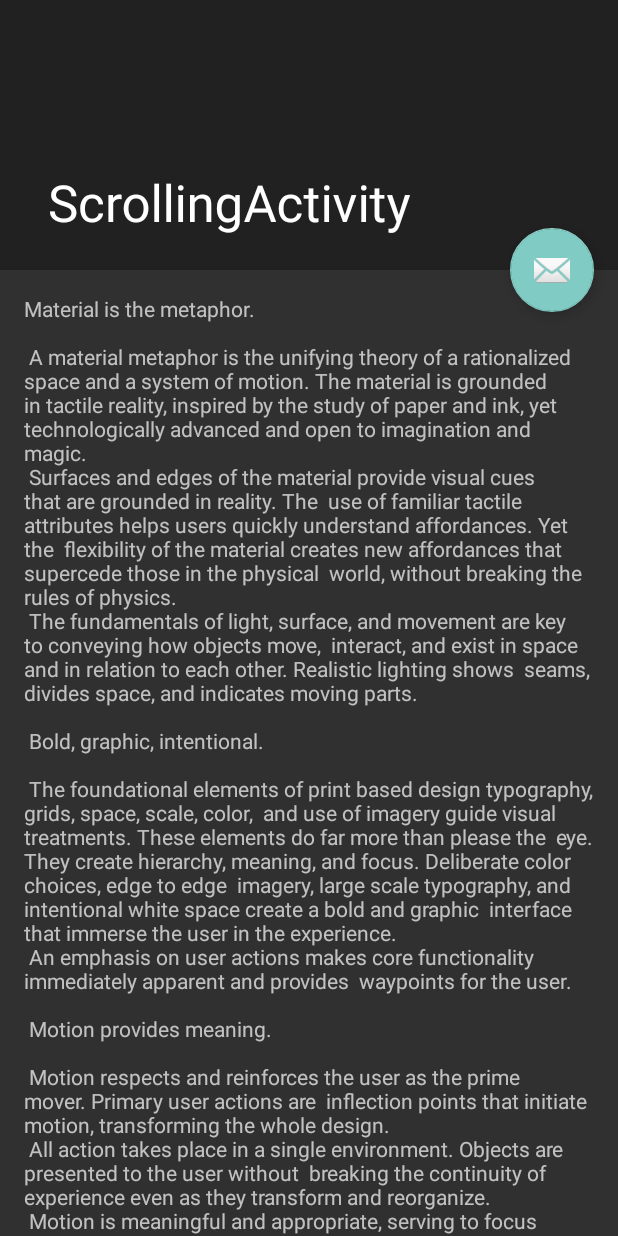
After one commit to Rarj/football-match-refactor, an Android app: the DetailActivity screen opened directly, with no data from a screen before it, on a phone screen of 412 x 824 dp. The commit adds this screen. Run offline under Robolectric (Android 15) with nearby library versions, the phone set to English and light mode, and no system bars.

Commit message:
- add detail activity from Android Studio template - add function to navigate into DetailActivity.kt from NextLeagueActivity.kt

```diff
--- a/features/dashboard/build.gradle
+++ b/features/dashboard/build.gradle
@@ -42,6 +42,7 @@ dependencies {
     implementation 'androidx.appcompat:appcompat:1.2.0'
     implementation 'androidx.constraintlayout:constraintlayout:2.0.4'
     implementation 'androidx.recyclerview:recyclerview:1.1.0'
+    implementation 'com.google.android.material:material:1.2.1'
     testImplementation 'junit:junit:4.13.1'
     androidTestImplementation 'androidx.test.ext:junit:1.1.2'
     androidTestImplementation 'androidx.test.espresso:espresso-core:3.3.0'
--- a/features/dashboard/src/main/AndroidManifest.xml
+++ b/features/dashboard/src/main/AndroidManifest.xml
@@ -3,7 +3,11 @@
   package="rio.arj.dashboard">
 
   <application>
-    <activity android:name=".NextLeagueActivity"></activity>
+    <activity android:name=".NextLeagueActivity" />
+    <activity
+      android:name="rio.arj.detail.DetailActivity"
+      android:label="@string/title_activity_detail"
+      android:theme="@style/DefaultTheme" />
   </application>
 
 </manifest>
--- a/features/dashboard/src/main/java/rio/arj/dashboard/NextLeagueActivity.kt
+++ b/features/dashboard/src/main/java/rio/arj/dashboard/NextLeagueActivity.kt
@@ -1,14 +1,16 @@
 package rio.arj.dashboard
 
+import android.content.Intent
 import android.os.Bundle
-import android.widget.Toast
 import androidx.appcompat.app.AppCompatActivity
 import androidx.databinding.DataBindingUtil
 import androidx.lifecycle.ViewModelProvider
 import androidx.recyclerview.widget.LinearLayoutManager
+import rio.arj.core.Constant.INTENT_KEY
 import rio.arj.dashboard.databinding.ActivityNextLeagueBinding
 import rio.arj.dashboard.di.DaggerDashboardComponent
 import rio.arj.dashboard.di.DashboardModule
+import rio.arj.detail.DetailActivity
 import javax.inject.Inject
 
 class NextLeagueActivity : AppCompatActivity() {
@@ -22,7 +24,9 @@ class NextLeagueActivity : AppCompatActivity() {
   private val nextLeagueAdapter by lazy {
     NextLeagueAdapter(
       { model ->
-        Toast.makeText(this, model.nameEvent, Toast.LENGTH_SHORT).show()
+        val intent = Intent(this, DetailActivity::class.java)
+        intent.putExtra(INTENT_KEY, model)
+        startActivity(intent)
       },
       mutableListOf()
     )
--- /dev/null
+++ b/features/dashboard/src/main/java/rio/arj/detail/DetailActivity.kt
@@ -0,0 +1,22 @@
+package rio.arj.detail
+
+import android.os.Bundle
+import androidx.appcompat.app.AppCompatActivity
+import com.google.android.material.appbar.CollapsingToolbarLayout
+import com.google.android.material.floatingactionbutton.FloatingActionButton
+import com.google.android.material.snackbar.Snackbar
+import rio.arj.dashboard.R
+
+class DetailActivity : AppCompatActivity() {
+
+  override fun onCreate(savedInstanceState: Bundle?) {
+    super.onCreate(savedInstanceState)
+    setContentView(R.layout.activity_detail)
+    setSupportActionBar(findViewById(R.id.toolbar))
+    findViewById<CollapsingToolbarLayout>(R.id.toolbar_layout).title = title
+    findViewById<FloatingActionButton>(R.id.fab).setOnClickListener { view ->
+      Snackbar.make(view, "Replace with your own action", Snackbar.LENGTH_LONG)
+        .setAction("Action", null).show()
+    }
+  }
+}
--- /dev/null
+++ b/features/dashboard/src/main/res/layout/activity_detail.xml
@@ -0,0 +1,47 @@
+<?xml version="1.0" encoding="utf-8"?>
+<androidx.coordinatorlayout.widget.CoordinatorLayout xmlns:android="http://schemas.android.com/apk/res/android"
+  xmlns:app="http://schemas.android.com/apk/res-auto"
+  xmlns:tools="http://schemas.android.com/tools"
+  android:layout_width="match_parent"
+  android:layout_height="match_parent"
+  android:fitsSystemWindows="true"
+  tools:context="rio.arj.detail.DetailActivity">
+
+  <com.google.android.material.appbar.AppBarLayout
+    android:id="@+id/app_bar"
+    android:layout_width="match_parent"
+    android:layout_height="@dimen/app_bar_height"
+    android:fitsSystemWindows="true"
+    android:theme="@style/Theme.InFootball.AppBarOverlay">
+
+    <com.google.android.material.appbar.CollapsingToolbarLayout
+      android:id="@+id/toolbar_layout"
+      android:layout_width="match_parent"
+      android:layout_height="match_parent"
+      android:fitsSystemWindows="true"
+      app:contentScrim="?attr/colorPrimary"
+      app:layout_scrollFlags="scroll|exitUntilCollapsed"
+      app:toolbarId="@+id/toolbar">
+
+      <androidx.appcompat.widget.Toolbar
+        android:id="@+id/toolbar"
+        android:layout_width="match_parent"
+        android:layout_height="?attr/actionBarSize"
+        app:layout_collapseMode="pin"
+        app:popupTheme="@style/Theme.InFootball.PopupOverlay" />
+
+    </com.google.android.material.appbar.CollapsingToolbarLayout>
+  </com.google.android.material.appbar.AppBarLayout>
+
+  <include layout="@layout/content_scrolling" />
+
+  <com.google.android.material.floatingactionbutton.FloatingActionButton
+    android:id="@+id/fab"
+    android:layout_width="wrap_content"
+    android:layout_height="wrap_content"
+    android:layout_margin="@dimen/fab_margin"
+    app:layout_anchor="@id/app_bar"
+    app:layout_anchorGravity="bottom|end"
+    app:srcCompat="@android:drawable/ic_dialog_email" />
+
+</androidx.coordinatorlayout.widget.CoordinatorLayout>
--- /dev/null
+++ b/features/dashboard/src/main/res/layout/content_scrolling.xml
@@ -0,0 +1,17 @@
+<?xml version="1.0" encoding="utf-8"?>
+<androidx.core.widget.NestedScrollView xmlns:android="http://schemas.android.com/apk/res/android"
+  xmlns:app="http://schemas.android.com/apk/res-auto"
+  xmlns:tools="http://schemas.android.com/tools"
+  android:layout_width="match_parent"
+  android:layout_height="match_parent"
+  app:layout_behavior="@string/appbar_scrolling_view_behavior"
+  tools:context="rio.arj.detail.DetailActivity"
+  tools:showIn="@layout/activity_detail">
+
+  <TextView
+    android:layout_width="wrap_content"
+    android:layout_height="wrap_content"
+    android:layout_margin="@dimen/text_margin"
+    android:text="@string/large_text" />
+
+</androidx.core.widget.NestedScrollView>
--- /dev/null
+++ b/features/dashboard/src/main/res/menu/menu_detail.xml
@@ -0,0 +1,10 @@
+<menu xmlns:android="http://schemas.android.com/apk/res/android"
+  xmlns:app="http://schemas.android.com/apk/res-auto"
+  xmlns:tools="http://schemas.android.com/tools"
+  tools:context="rio.arj.detail.DetailActivity">
+  <item
+    android:id="@+id/action_settings"
+    android:orderInCategory="100"
+    android:title="@string/action_settings"
+    app:showAsAction="never" />
+</menu>
--- /dev/null
+++ b/features/dashboard/src/main/res/values/dimens.xml
@@ -0,0 +1,5 @@
+<resources>
+  <dimen name="app_bar_height">180dp</dimen>
+  <dimen name="fab_margin">16dp</dimen>
+  <dimen name="text_margin">16dp</dimen>
+</resources>
--- a/features/dashboard/src/main/res/values/strings.xml
+++ b/features/dashboard/src/main/res/values/strings.xml
@@ -1 +1,93 @@
-<resources></resources>
+<resources>
+  <string name="title_activity_detail">ScrollingActivity</string>
+  <string name="large_text">
+    "Material is the metaphor.\n\n"
+
+    "A material metaphor is the unifying theory of a rationalized space and a system of motion."
+    "The material is grounded in tactile reality, inspired by the study of paper and ink, yet "
+    "technologically advanced and open to imagination and magic.\n"
+    "Surfaces and edges of the material provide visual cues that are grounded in reality. The "
+    "use of familiar tactile attributes helps users quickly understand affordances. Yet the "
+    "flexibility of the material creates new affordances that supercede those in the physical "
+    "world, without breaking the rules of physics.\n"
+    "The fundamentals of light, surface, and movement are key to conveying how objects move, "
+    "interact, and exist in space and in relation to each other. Realistic lighting shows "
+    "seams, divides space, and indicates moving parts.\n\n"
+
+    "Bold, graphic, intentional.\n\n"
+
+    "The foundational elements of print based design typography, grids, space, scale, color, "
+    "and use of imagery guide visual treatments. These elements do far more than please the "
+    "eye. They create hierarchy, meaning, and focus. Deliberate color choices, edge to edge "
+    "imagery, large scale typography, and intentional white space create a bold and graphic "
+    "interface that immerse the user in the experience.\n"
+    "An emphasis on user actions makes core functionality immediately apparent and provides "
+    "waypoints for the user.\n\n"
+
+    "Motion provides meaning.\n\n"
+
+    "Motion respects and reinforces the user as the prime mover. Primary user actions are "
+    "inflection points that initiate motion, transforming the whole design.\n"
+    "All action takes place in a single environment. Objects are presented to the user without "
+    "breaking the continuity of experience even as they transform and reorganize.\n"
+    "Motion is meaningful and appropriate, serving to focus attention and maintain continuity. "
+    "Feedback is subtle yet clear. Transitions are efﬁcient yet coherent.\n\n"
+
+    "3D world.\n\n"
+
+    "The material environment is a 3D space, which means all objects have x, y, and z "
+    "dimensions. The z-axis is perpendicularly aligned to the plane of the display, with the "
+    "positive z-axis extending towards the viewer. Every sheet of material occupies a single "
+    "position along the z-axis and has a standard 1dp thickness.\n"
+    "On the web, the z-axis is used for layering and not for perspective. The 3D world is "
+    "emulated by manipulating the y-axis.\n\n"
+
+    "Light and shadow.\n\n"
+
+    "Within the material environment, virtual lights illuminate the scene. Key lights create "
+    "directional shadows, while ambient light creates soft shadows from all angles.\n"
+    "Shadows in the material environment are cast by these two light sources. In Android "
+    "development, shadows occur when light sources are blocked by sheets of material at "
+    "various positions along the z-axis. On the web, shadows are depicted by manipulating the "
+    "y-axis only. The following example shows the card with a height of 6dp.\n\n"
+
+    "Resting elevation.\n\n"
+
+    "All material objects, regardless of size, have a resting elevation, or default elevation "
+    "that does not change. If an object changes elevation, it should return to its resting "
+    "elevation as soon as possible.\n\n"
+
+    "Component elevations.\n\n"
+
+    "The resting elevation for a component type is consistent across apps (e.g., FAB elevation "
+    "does not vary from 6dp in one app to 16dp in another app).\n"
+    "Components may have different resting elevations across platforms, depending on the depth "
+    "of the environment (e.g., TV has a greater depth than mobile or desktop).\n\n"
+
+    "Responsive elevation and dynamic elevation offsets.\n\n"
+
+    "Some component types have responsive elevation, meaning they change elevation in response "
+    "to user input (e.g., normal, focused, and pressed) or system events. These elevation "
+    "changes are consistently implemented using dynamic elevation offsets.\n"
+    "Dynamic elevation offsets are the goal elevation that a component moves towards, relative "
+    "to the component’s resting state. They ensure that elevation changes are consistent "
+    "across actions and component types. For example, all components that lift on press have "
+    "the same elevation change relative to their resting elevation.\n"
+    "Once the input event is completed or cancelled, the component will return to its resting "
+    "elevation.\n\n"
+
+    "Avoiding elevation interference.\n\n"
+
+    "Components with responsive elevations may encounter other components as they move between "
+    "their resting elevations and dynamic elevation offsets. Because material cannot pass "
+    "through other material, components avoid interfering with one another any number of ways, "
+    "whether on a per component basis or using the entire app layout.\n"
+    "On a component level, components can move or be removed before they cause interference. "
+    "For example, a floating action button (FAB) can disappear or move off screen before a "
+    "user picks up a card, or it can move if a snackbar appears.\n"
+    "On the layout level, design your app layout to minimize opportunities for interference. "
+    "For example, position the FAB to one side of stream of a cards so the FAB won’t interfere "
+    "when a user tries to pick up one of cards.\n\n"
+  </string>
+  <string name="action_settings">Settings</string>
+</resources>
--- /dev/null
+++ b/features/dashboard/src/main/res/values/themes.xml
@@ -0,0 +1,11 @@
+<resources>
+
+  <style name="DefaultTheme" parent="Theme.AppCompat.NoActionBar">
+    <item name="windowActionBar">false</item>
+    <item name="windowNoTitle">true</item>
+  </style>
+
+  <style name="Theme.InFootball.AppBarOverlay" parent="ThemeOverlay.AppCompat.Dark.ActionBar" />
+
+  <style name="Theme.InFootball.PopupOverlay" parent="ThemeOverlay.AppCompat.Light" />
+</resources>
```
